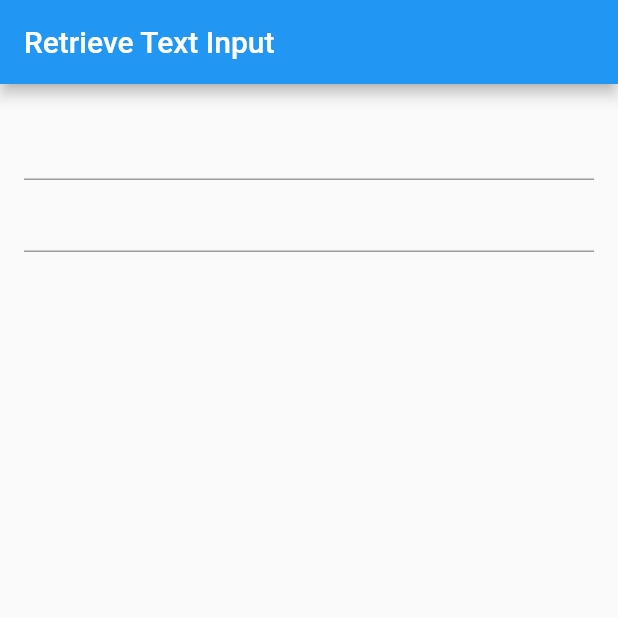
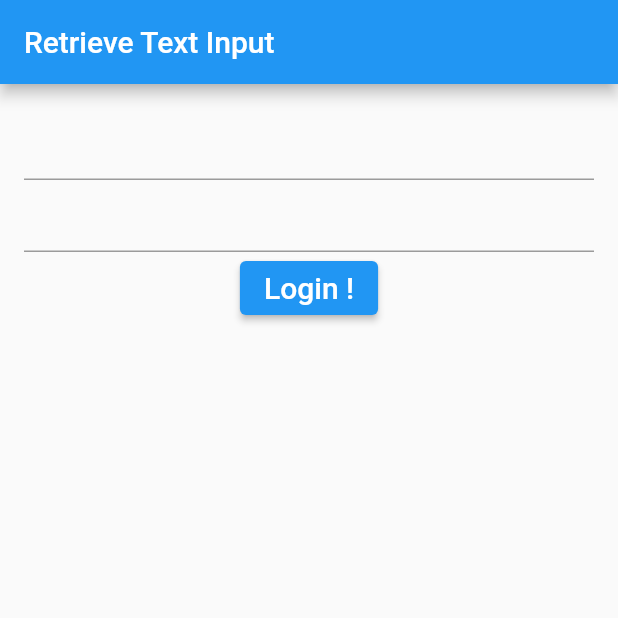
Before and after one commit to Enigmiam-Flutter/Flutter4exam, a Flutter app: the MyCustomForm screen opened directly, on a phone screen of 412 x 824 dp, the top half of it. Run offline on Flutter 3.47's test engine with Material 2 defaults, Android fonts, the phone set to English and light mode, and no system bars; our stand-ins replace cloud_firestore, firebase_database, webview_flutter; accounts and stored records are empty.

Commit message:
style: add login btn

```diff
--- a/lib/patient.dart
+++ b/lib/patient.dart
@@ -62,9 +62,25 @@ class _MyCustomFormState extends State<MyCustomForm> {
             TextField(
               controller: myController,
             ),
+            LoginBtn(),
           ],
         ),
       ),
     );
   }
 }
+
+class LoginBtn extends StatelessWidget {
+  @override
+  Widget build(BuildContext context) {
+    return Align(
+      alignment: Alignment.bottomCenter,
+      child: ElevatedButton(
+        onPressed: () {
+          //createData();
+        },
+        child: const Text('Login !', style: TextStyle(fontSize: 20)),
+      ),
+    );
+  }
+}
```
